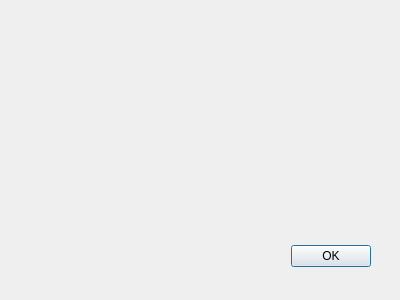
Lambipapp/Deflow, file Deflow/aboutdialog.ui: the form before one commit.
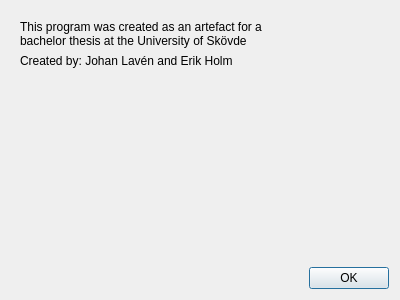
The form after the commit.

Patch:
```diff
--- a/Deflow/aboutdialog.ui
+++ b/Deflow/aboutdialog.ui
@@ -13,15 +13,35 @@
   <property name="windowTitle">
    <string>About Deflow</string>
   </property>
+  <layout class="QVBoxLayout" name="verticalLayout">
+   <item>
+    <widget class="QWidget" name="widget" native="true">
+     <layout class="QFormLayout" name="formLayout">
+      <item row="0" column="0">
+       <widget class="QLabel" name="label_3">
+        <property name="text">
+         <string>This program was created as an artefact for a bachelor thesis at the University of Skövde</string>
+        </property>
+        <property name="wordWrap">
+         <bool>true</bool>
+        </property>
+       </widget>
+      </item>
+      <item row="1" column="0">
+       <widget class="QLabel" name="label">
+        <property name="text">
+         <string>Created by: Johan Lavén and Erik Holm</string>
+        </property>
+       </widget>
+      </item>
+      <item row="0" column="1">
+       <widget class="QWidget" name="widget_2" native="true"/>
+      </item>
+     </layout>
+    </widget>
+   </item>
+   <item>
   <widget class="QDialogButtonBox" name="buttonBox">
-   <property name="geometry">
-    <rect>
-     <x>30</x>
-     <y>240</y>
-     <width>341</width>
-     <height>32</height>
-    </rect>
-   </property>
    <property name="orientation">
     <enum>Qt::Horizontal</enum>
    </property>
@@ -29,6 +49,8 @@
     <set>QDialogButtonBox::Ok</set>
    </property>
   </widget>
+   </item>
+  </layout>
  </widget>
  <resources/>
  <connections>
```
Lines whose indentation alone changed are shown as unchanged.
